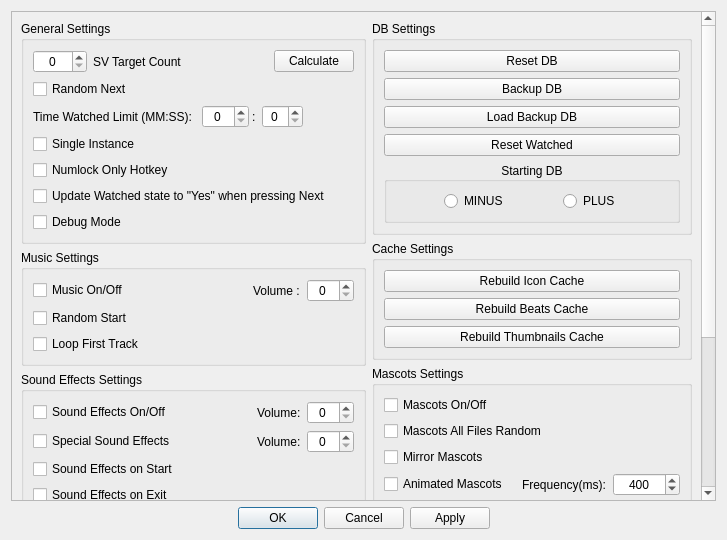
PaunescuAndrei/MediaManager, file MediaManager/src/QtClasses/UI/Form Files/SettingsDialog.ui: the form before one commit.
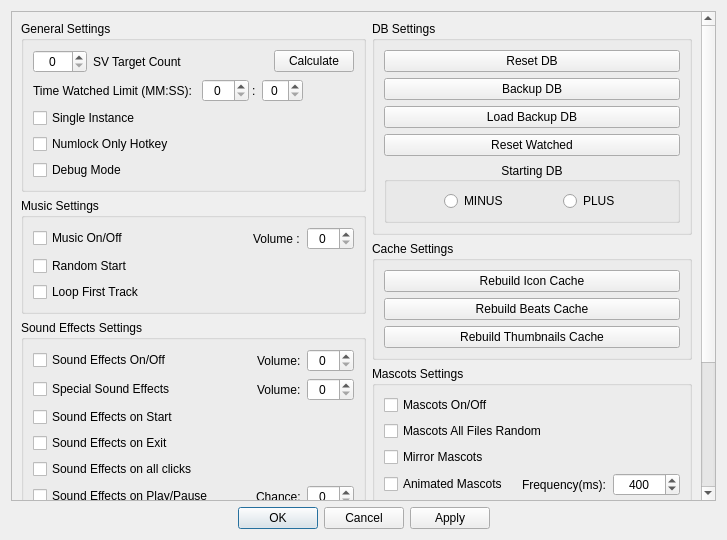
The form after the commit. Custom widgets are drawn as their Qt base class.

Diff of the .ui file:
```diff
--- a/MediaManager/src/QtClasses/UI/Form Files/SettingsDialog.ui
+++ b/MediaManager/src/QtClasses/UI/Form Files/SettingsDialog.ui
@@ -29,9 +29,9 @@
       <property name="geometry">
        <rect>
         <x>0</x>
-        <y>-206</y>
+        <y>0</y>
         <width>690</width>
-        <height>697</height>
+        <height>645</height>
        </rect>
       </property>
       <layout class="QHBoxLayout" name="horizontalLayout_8">
@@ -93,13 +93,6 @@
               </item>
              </layout>
             </item>
-            <item>
-             <widget class="QCheckBox" name="randomNext">
-              <property name="text">
-               <string>Random Next</string>
-              </property>
-             </widget>
-            </item>
             <item>
              <widget class="QWidget" name="widget" native="true">
               <layout class="QHBoxLayout" name="horizontalLayout_10">
@@ -206,13 +199,6 @@
               </property>
              </widget>
             </item>
-            <item>
-             <widget class="QCheckBox" name="updateWatchedState">
-              <property name="text">
-               <string>Update Watched state to &quot;Yes&quot; when pressing Next</string>
-              </property>
-             </widget>
-            </item>
             <item>
              <widget class="QCheckBox" name="debugMode">
               <property name="text">
```
